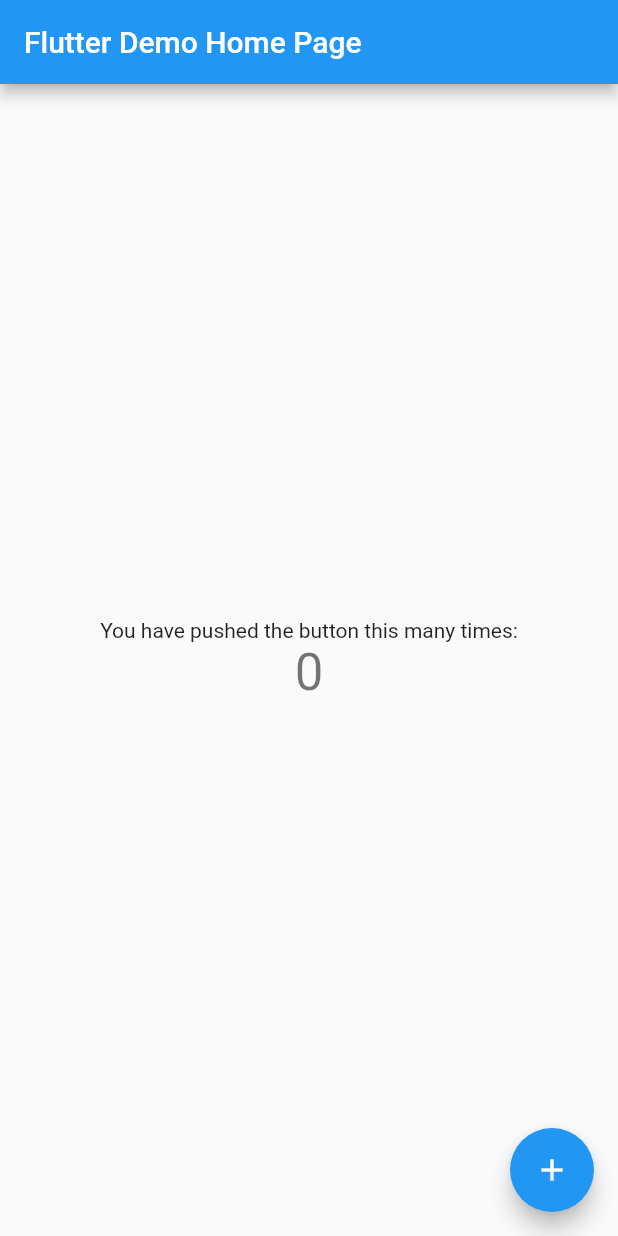
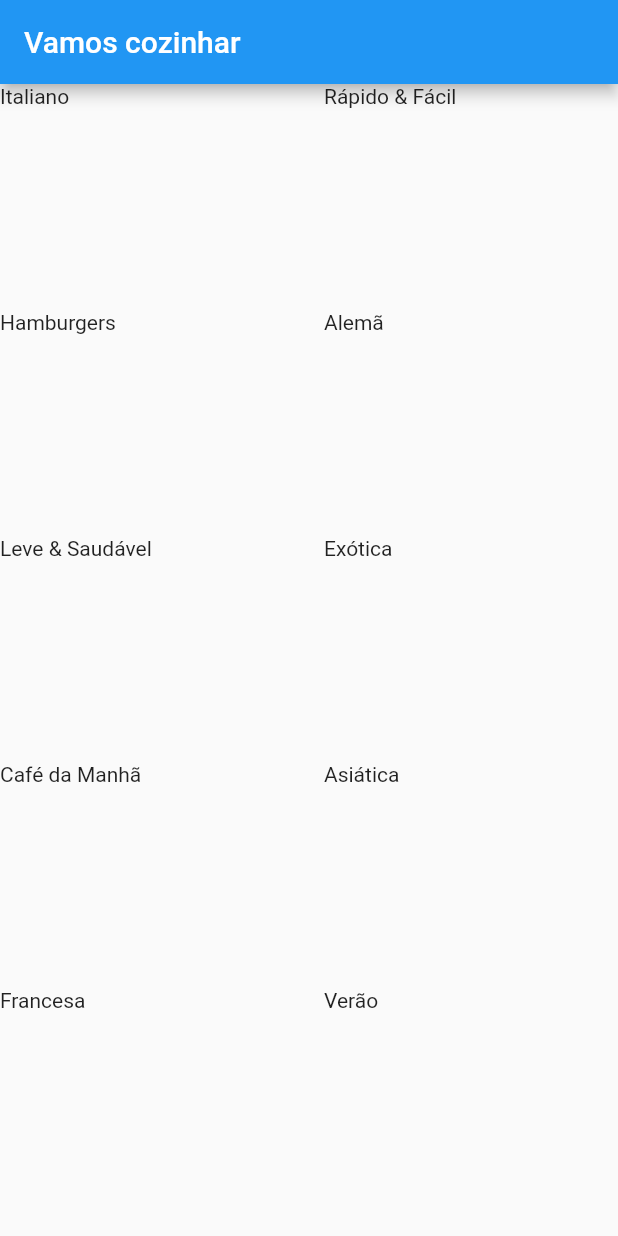
Before and after one commit to LRScudeletti/flutter-meals, a Flutter app: the screen it shows after launch, on a phone screen of 412 x 824 dp. Run offline on Flutter 3.47's test engine with Material 2 defaults, Android fonts, the phone set to English and light mode, and no system bars.

Commit message:
Adicionado estrutura de categorias

```diff
--- /dev/null
+++ b/lib/components/category_item.dart
@@ -0,0 +1,17 @@
+import 'package:flutter/material.dart';
+import 'package:projeto_meals/models/category.dart';
+
+class CategoryItem extends StatelessWidget {
+  final Category category;
+
+  const CategoryItem(this.category);
+
+  @override
+  Widget build(BuildContext context) {
+    return Container(
+      child: Text(
+        category.title,
+      ),
+    );
+  }
+}
--- /dev/null
+++ b/lib/data/dummy_data.dart
@@ -0,0 +1,55 @@
+import 'package:flutter/material.dart';
+import 'package:projeto_meals/models/category.dart';
+
+const dummyCategories = [
+  Category(
+    id: 'c1',
+    title: 'Italiano',
+    color: Colors.purple,
+  ),
+  Category(
+    id: 'c2',
+    title: 'Rápido & Fácil',
+    color: Colors.red,
+  ),
+  Category(
+    id: 'c3',
+    title: 'Hamburgers',
+    color: Colors.orange,
+  ),
+  Category(
+    id: 'c4',
+    title: 'Alemã',
+    color: Colors.brown,
+  ),
+  Category(
+    id: 'c5',
+    title: 'Leve & Saudável',
+    color: Colors.amber,
+  ),
+  Category(
+    id: 'c6',
+    title: 'Exótica',
+    color: Colors.green,
+  ),
+  Category(
+    id: 'c7',
+    title: 'Café da Manhã',
+    color: Colors.lightBlue,
+  ),
+  Category(
+    id: 'c8',
+    title: 'Asiática',
+    color: Colors.lightGreen,
+  ),
+  Category(
+    id: 'c9',
+    title: 'Francesa',
+    color: Colors.pink,
+  ),
+  Category(
+    id: 'c10',
+    title: 'Verão',
+    color: Colors.teal,
+  ),
+];
--- a/lib/main.dart
+++ b/lib/main.dart
@@ -1,115 +1,19 @@
 import 'package:flutter/material.dart';
+import 'package:projeto_meals/screens/categories_screen.dart';
 
-void main() {
-  runApp(const MyApp());
-}
+void main() => runApp(const MyApp());
 
 class MyApp extends StatelessWidget {
   const MyApp({Key? key}) : super(key: key);
 
-  // This widget is the root of your application.
   @override
   Widget build(BuildContext context) {
     return MaterialApp(
-      title: 'Flutter Demo',
+      title: 'DeliMeals',
       theme: ThemeData(
-        // This is the theme of your application.
-        //
-        // Try running your application with "flutter run". You'll see the
-        // application has a blue toolbar. Then, without quitting the app, try
-        // changing the primarySwatch below to Colors.green and then invoke
-        // "hot reload" (press "r" in the console where you ran "flutter run",
-        // or simply save your changes to "hot reload" in a Flutter IDE).
-        // Notice that the counter didn't reset back to zero; the application
-        // is not restarted.
         primarySwatch: Colors.blue,
       ),
-      home: const MyHomePage(title: 'Flutter Demo Home Page'),
+      home: const CategoriesScreen(),
     );
   }
 }
-
-class MyHomePage extends StatefulWidget {
-  const MyHomePage({Key? key, required this.title}) : super(key: key);
-
-  // This widget is the home page of your application. It is stateful, meaning
-  // that it has a State object (defined below) that contains fields that affect
-  // how it looks.
-
-  // This class is the configuration for the state. It holds the values (in this
-  // case the title) provided by the parent (in this case the App widget) and
-  // used by the build method of the State. Fields in a Widget subclass are
-  // always marked "final".
-
-  final String title;
-
-  @override
-  State<MyHomePage> createState() => _MyHomePageState();
-}
-
-class _MyHomePageState extends State<MyHomePage> {
-  int _counter = 0;
-
-  void _incrementCounter() {
-    setState(() {
-      // This call to setState tells the Flutter framework that something has
-      // changed in this State, which causes it to rerun the build method below
-      // so that the display can reflect the updated values. If we changed
-      // _counter without calling setState(), then the build method would not be
-      // called again, and so nothing would appear to happen.
-      _counter++;
-    });
-  }
-
-  @override
-  Widget build(BuildContext context) {
-    // This method is rerun every time setState is called, for instance as done
-    // by the _incrementCounter method above.
-    //
-    // The Flutter framework has been optimized to make rerunning build methods
-    // fast, so that you can just rebuild anything that needs updating rather
-    // than having to individually change instances of widgets.
-    return Scaffold(
-      appBar: AppBar(
-        // Here we take the value from the MyHomePage object that was created by
-        // the App.build method, and use it to set our appbar title.
-        title: Text(widget.title),
-      ),
-      body: Center(
-        // Center is a layout widget. It takes a single child and positions it
-        // in the middle of the parent.
-        child: Column(
-          // Column is also a layout widget. It takes a list of children and
-          // arranges them vertically. By default, it sizes itself to fit its
-          // children horizontally, and tries to be as tall as its parent.
-          //
-          // Invoke "debug painting" (press "p" in the console, choose the
-          // "Toggle Debug Paint" action from the Flutter Inspector in Android
-          // Studio, or the "Toggle Debug Paint" command in Visual Studio Code)
-          // to see the wireframe for each widget.
-          //
-          // Column has various properties to control how it sizes itself and
-          // how it positions its children. Here we use mainAxisAlignment to
-          // center the children vertically; the main axis here is the vertical
-          // axis because Columns are vertical (the cross axis would be
-          // horizontal).
-          mainAxisAlignment: MainAxisAlignment.center,
-          children: <Widget>[
-            const Text(
-              'You have pushed the button this many times:',
-            ),
-            Text(
-              '$_counter',
-              style: Theme.of(context).textTheme.headline4,
-            ),
-          ],
-        ),
-      ),
-      floatingActionButton: FloatingActionButton(
-        onPressed: _incrementCounter,
-        tooltip: 'Increment',
-        child: const Icon(Icons.add),
-      ), // This trailing comma makes auto-formatting nicer for build methods.
-    );
-  }
-}
--- /dev/null
+++ b/lib/models/category.dart
@@ -0,0 +1,13 @@
+import 'package:flutter/material.dart';
+
+class Category {
+  final String id;
+  final String title;
+  final Color color;
+
+  const Category({
+    required this.id,
+    required this.title,
+    this.color = Colors.orange,
+  });
+}
--- /dev/null
+++ b/lib/screens/categories_screen.dart
@@ -0,0 +1,27 @@
+import 'package:flutter/material.dart';
+import 'package:projeto_meals/components/category_item.dart';
+import 'package:projeto_meals/data/dummy_data.dart';
+
+class CategoriesScreen extends StatelessWidget {
+  const CategoriesScreen({Key? key}) : super(key: key);
+
+  @override
+  Widget build(BuildContext context) {
+    return Scaffold(
+      appBar: AppBar(
+        title: Text("Vamos cozinhar"),
+      ),
+      body: GridView(
+        gridDelegate: SliverGridDelegateWithMaxCrossAxisExtent(
+          maxCrossAxisExtent: 200,
+          childAspectRatio: 3 / 2,
+          crossAxisSpacing: 20,
+          mainAxisSpacing: 20,
+        ),
+        children: dummyCategories.map((cat) {
+          return CategoryItem(cat);
+        }).toList(),
+      ),
+    );
+  }
+}
```
